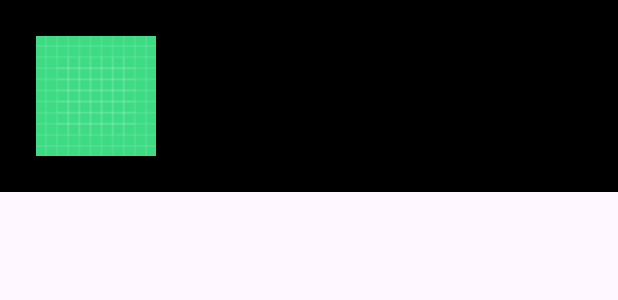
After one commit to jindvir00/Buyme, an Android app: the layout fragment_profile.xml on its own in the app's theme, with its tools: preview values and no code run, on a phone screen of 412 x 824 dp. The commit adds this screen. Shown: the top 300 px of the screen. Run offline under Robolectric (Android 15) with nearby library versions, the phone set to English and light mode, and no system bars.

Commit message:
Fragments And Binding

```diff
--- a/app/src/main/AndroidManifest.xml
+++ b/app/src/main/AndroidManifest.xml
@@ -22,6 +22,9 @@
                 <category android:name="android.intent.category.LAUNCHER" />
             </intent-filter>
         </activity>
+        <meta-data
+            android:name="preloaded_fonts"
+            android:resource="@array/preloaded_fonts" />
     </application>
 
 </manifest>
--- /dev/null
+++ b/app/src/main/res/layout/fragment_profile.xml
@@ -0,0 +1,49 @@
+<?xml version="1.0" encoding="utf-8"?>
+<FrameLayout xmlns:android="http://schemas.android.com/apk/res/android"
+    xmlns:tools="http://schemas.android.com/tools"
+    android:layout_width="match_parent"
+    android:layout_height="match_parent"
+    tools:context=".Profile">
+
+    <LinearLayout
+        android:layout_width="match_parent"
+        android:layout_height="wrap_content"
+        android:orientation="horizontal"
+        android:background="@color/black"
+        tools:ignore="UselessParent">
+
+        <com.google.android.material.imageview.ShapeableImageView
+            android:layout_width="80dp"
+            android:layout_height="80dp"
+            android:layout_marginTop="24dp"
+            android:layout_marginBottom="24dp"
+            android:layout_marginStart="24dp"
+            android:layout_marginEnd="12dp"
+            android:src="@drawable/ic_launcher_background"/>
+
+        <LinearLayout
+            android:paddingEnd="24dp"
+
+            android:layout_width="wrap_content"
+            android:layout_height="wrap_content"
+            android:layout_gravity="center_vertical"
+            android:orientation="vertical"
+            tools:ignore="RtlSymmetry">
+
+            <TextView
+                android:layout_width="wrap_content"
+                android:layout_height="wrap_content"
+                android:textSize="24sp"
+                android:layout_marginTop="4dp"
+                android:textColor="@color/white"
+                android:textStyle="bold"/>
+            <TextView
+                android:layout_width="wrap_content"
+                android:layout_height="wrap_content"
+                android:textSize="20sp"
+                android:textColor="@color/white"/>
+
+        </LinearLayout>
+    </LinearLayout>
+
+</FrameLayout>
--- a/app/src/main/res/values/colors.xml
+++ b/app/src/main/res/values/colors.xml
@@ -6,5 +6,6 @@
     <color name="teal_200">#FF03DAC5</color>
     <color name="teal_700">#FF018786</color>
     <color name="black">#FF000000</color>
+    <color name="grey">#40000000</color>
     <color name="white">#FFFFFFFF</color>
 </resources>
--- a/app/src/main/res/values/strings.xml
+++ b/app/src/main/res/values/strings.xml
@@ -1,3 +1,6 @@
 <resources>
     <string name="app_name">Buyme</string>
+    <string name="hello_blank_fragment">Hello blank fragment</string>
+    <string name="home">Home</string>
+    <string name="buyme_appbar">buyme.</string>
 </resources>
--- a/app/src/main/res/values/themes.xml
+++ b/app/src/main/res/values/themes.xml
@@ -1,8 +1,8 @@
-<resources xmlns:tools="http://schemas.android.com/tools">
+<resources>
     <!-- Base application theme. -->
-    <style name="Theme.Buyme" parent="Theme.MaterialComponents.DayNight.DarkActionBar">
+    <style name="Theme.Buyme" parent="Theme.Material3.Light.NoActionBar">
         <!-- Primary brand color. -->
-        <item name="colorPrimary">@color/purple_500</item>
+        <item name="colorPrimary">@color/black</item>
         <item name="colorPrimaryVariant">@color/purple_700</item>
         <item name="colorOnPrimary">@color/white</item>
         <!-- Secondary brand color. -->
@@ -10,7 +10,11 @@
         <item name="colorSecondaryVariant">@color/teal_700</item>
         <item name="colorOnSecondary">@color/black</item>
         <!-- Status bar color. -->
-        <item name="android:statusBarColor" tools:targetApi="l">?attr/colorPrimaryVariant</item>
+        <item name="android:statusBarColor">?attr/colorOnSecondary</item>
         <!-- Customize your theme here. -->
     </style>
+
+    <style name="App.Custom.Indicator" parent="Widget.Material3.BottomNavigationView.ActiveIndicator">
+        <item name="android:color">@color/grey</item>
+    </style>
 </resources>
```
Also changed, not shown: app/build.gradle (+11 -4 lines), app/src/main/java/com/jindvir/buyme/MainActivity.kt (+61 -1 lines), app/src/main/java/com/jindvir/buyme/Profile.kt (added, +25 -0 lines), app/src/main/res/layout/activity_main.xml (+52 -9 lines).
